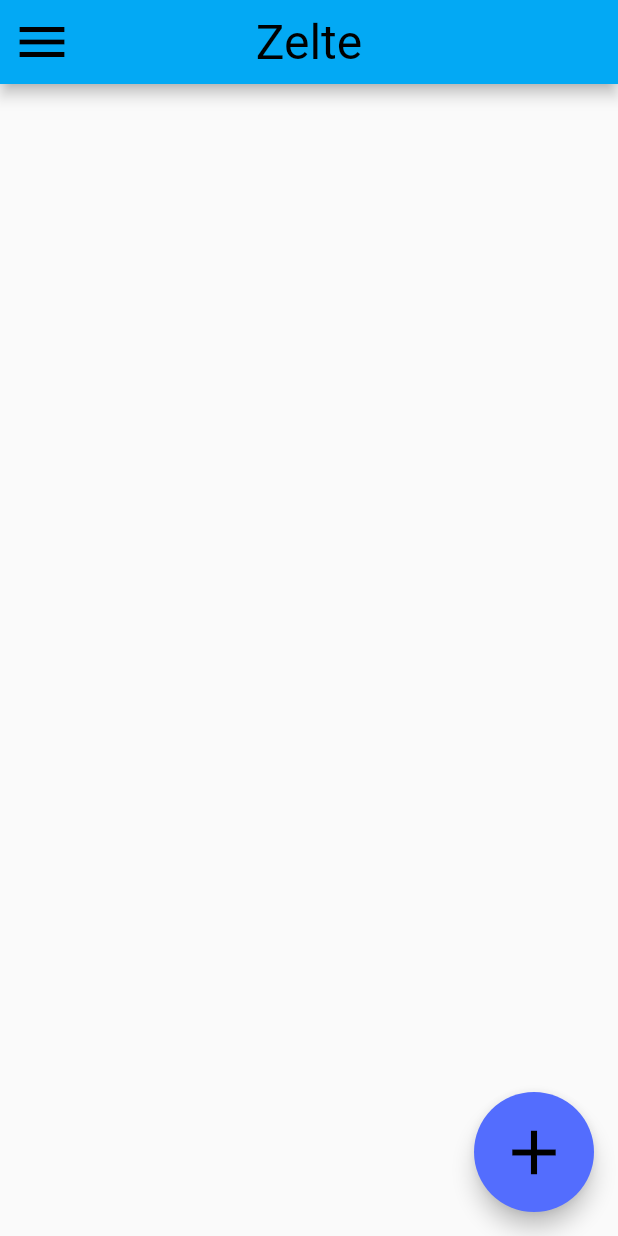
After one commit to Filip-Boron/Kiosk, a Flutter app: the ZelteScreen screen opened by its route, on a phone screen of 412 x 824 dp. The commit adds this screen. Run offline on Flutter 3.47's test engine with Material 2 defaults, Android fonts, the phone set to English and light mode, and no system bars; our stand-ins replace equatable, flutter_bloc.

Commit message:
#1 Zelte UI

```diff
--- a/analysis_options.yaml
+++ b/analysis_options.yaml
@@ -25,6 +25,9 @@ linter:
     public_member_api_docs: false
     sort_pub_dependencies: false
     prefer_const_literals_to_create_immutables: false
+    prefer_constructors_over_static_methods: false
+    must_be_immutable: false
+    sized_box_for_whitespace: false
     # avoid_print: false  # Uncomment to disable the `avoid_print` rule
     # prefer_single_quotes: true  # Uncomment to enable the `prefer_single_quotes` rule
 
--- a/lib/main.dart
+++ b/lib/main.dart
@@ -1,6 +1,7 @@
 import 'package:flutter/material.dart';
 import 'package:kiosk/config/theme.dart';
 import 'package:kiosk/modules/shop/presentation/screens/shop_screen.dart';
+import 'package:kiosk/modules/zelte/presentation/zelte_screen.dart';
 
 void main() {
   runApp(const MyApp());
@@ -18,6 +19,7 @@ class MyApp extends StatelessWidget {
       routes: {
         '/': (ctx) => const ShopScreen(),
         ShopScreen.routeName: (ctx) => const ShopScreen(),
+        ZelteScreen.routeName: (ctx) => const ZelteScreen(),
       },
     );
   }
--- /dev/null
+++ b/lib/modules/app/widgets/custom_floating_button.dart
@@ -0,0 +1,28 @@
+import 'package:flutter/material.dart';
+
+class CustomFloatingButton extends StatelessWidget {
+  const CustomFloatingButton({
+    Key? key,
+    required this.icon,
+    required this.pressAction,
+  }) : super(key: key);
+
+  final Function(BuildContext) pressAction;
+  final IconData icon;
+  @override
+  Widget build(BuildContext context) {
+    return Container(
+      height: 80,
+      width: 80,
+      child: FloatingActionButton(
+        backgroundColor: Theme.of(context).colorScheme.secondary,
+        onPressed: () => pressAction(context),
+        child: Icon(
+          icon,
+          color: Colors.black,
+          size: 50,
+        ),
+      ),
+    );
+  }
+}
--- a/lib/modules/drawer/custom_drawer.dart
+++ b/lib/modules/drawer/custom_drawer.dart
@@ -3,6 +3,7 @@ import 'package:kiosk/constants/app_constants.dart';
 import 'package:kiosk/modules/drawer/custom_drawer_header.dart';
 import 'package:kiosk/modules/drawer/custom_list_tile.dart';
 import 'package:kiosk/modules/shop/presentation/screens/shop_screen.dart';
+import 'package:kiosk/modules/zelte/presentation/zelte_screen.dart';
 
 class CustomDrawer extends StatelessWidget {
   const CustomDrawer({Key? key}) : super(key: key);
@@ -38,9 +39,9 @@ class CustomDrawer extends StatelessWidget {
                 route: ShopScreen.routeName,
               ),
               const CustomListTitle(
-                icon: Icons.add_business,
+                icon: Icons.cabin,
                 title: 'Zelte',
-                route: ShopScreen.routeName,
+                route: ZelteScreen.routeName,
               ),
               const CustomListTitle(
                 icon: Icons.account_circle,
--- a/lib/modules/shop/presentation/screens/shop_screen.dart
+++ b/lib/modules/shop/presentation/screens/shop_screen.dart
@@ -10,7 +10,7 @@ class ShopScreen extends StatelessWidget {
   Widget build(BuildContext context) {
     return Scaffold(
       appBar: AppBar(
-        title: const Text('Shop'),
+        title: const Text('Kiosk'),
       ),
       drawer: const CustomDrawer(),
       body: const Text(''),
--- /dev/null
+++ b/lib/modules/zelte/logic/zelte_cubit.dart
@@ -0,0 +1,6 @@
+import 'package:flutter_bloc/flutter_bloc.dart';
+import 'package:kiosk/modules/zelte/logic/zelte_state.dart';
+
+class ZelteCubit extends Cubit<ZelteState> {
+  ZelteCubit() : super(ZelteInitial());
+}
--- /dev/null
+++ b/lib/modules/zelte/presentation/widgets/zelte_list.dart
@@ -0,0 +1,55 @@
+import 'package:flutter/material.dart';
+import 'package:kiosk/constants/app_constants.dart';
+import 'package:kiosk/modules/zelte/data/zelt.dart';
+
+class ZelteList extends StatelessWidget {
+  const ZelteList({Key? key, required this.zeltList, required this.editAction})
+      : super(key: key);
+
+  final List<Zelt> zeltList;
+  final Function(int) editAction;
+
+  @override
+  Widget build(BuildContext context) {
+    return ListView.builder(
+      itemBuilder: (ctx, index) {
+        return Card(
+          margin: const EdgeInsets.symmetric(
+            horizontal: marginStandard,
+            vertical: 4,
+          ),
+          elevation: 4,
+          child: ListTile(
+            horizontalTitleGap: marginStandard,
+            leading: Icon(
+              Icons.cabin,
+              color: Theme.of(context).colorScheme.secondary,
+            ),
+            title: Text(
+              zeltList[index].bezeichnung,
+              style: Theme.of(context)
+                  .textTheme
+                  .headline6!
+                  .copyWith(fontWeight: FontWeight.bold),
+            ),
+            subtitle: Text(
+              'Anzahl der Kinder: ${zeltList[index].kinderAnzahl}',
+              style: Theme.of(context).textTheme.bodyText1,
+            ),
+            trailing: IconButton(
+              icon: Icon(
+                Icons.edit,
+                color: Theme.of(context).colorScheme.secondary,
+                size: iconSizeStandard,
+              ),
+              onPressed: () {
+                editAction(index);
+              },
+            ),
+          ),
+        );
+      },
+      itemCount: zeltList.length,
+    );
+  }
+}
--- /dev/null
+++ b/lib/modules/zelte/presentation/zelte_screen.dart
@@ -0,0 +1,23 @@
+import 'package:flutter/material.dart';
+import 'package:kiosk/modules/app/widgets/custom_floating_button.dart';
+import 'package:kiosk/modules/drawer/custom_drawer.dart';
+import 'package:kiosk/modules/zelte/presentation/widgets/zelte_list.dart';
+
+class ZelteScreen extends StatelessWidget {
+  const ZelteScreen({Key? key}) : super(key: key);
+
+  static const routeName = '/zeltScreen';
+
+  @override
+  Widget build(BuildContext context) {
+    return Scaffold(
+      appBar: AppBar(
+        title: const Text('Zelte'),
+      ),
+      drawer: const CustomDrawer(),
+      floatingActionButton:
+          CustomFloatingButton(icon: Icons.add, pressAction: (ctx) {}),
+      body: ZelteList(zeltList: [], editAction: (int i) {}),
+    );
+  }
+}
--- a/pubspec.yaml
+++ b/pubspec.yaml
@@ -38,6 +38,7 @@ dependencies:
   very_good_analysis: ^2.4.0
   fluttertoast: ^8.0.9
   hive: ^2.1.0
+  equatable: ^2.0.3
 
 dev_dependencies:
   flutter_test:
```
Also changed, not shown: lib/modules/zelte/data/zelt.dart (added, +36 -0 lines), lib/modules/zelte/logic/zelte_state.dart (added, +31 -0 lines), pubspec.lock.
